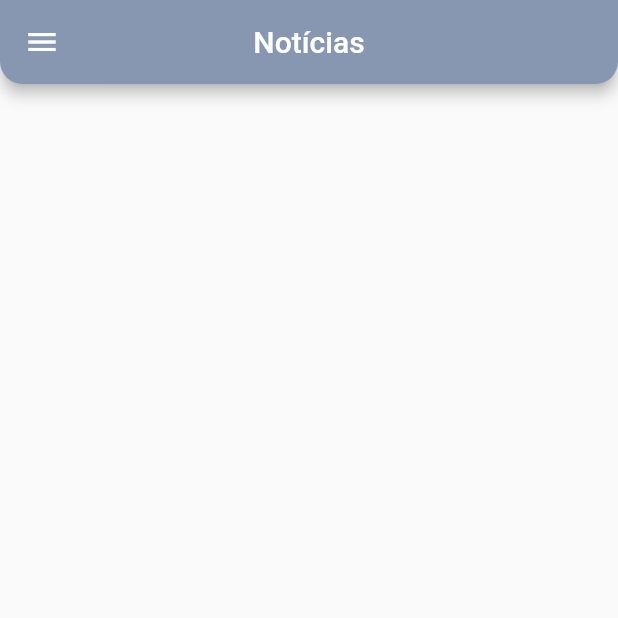
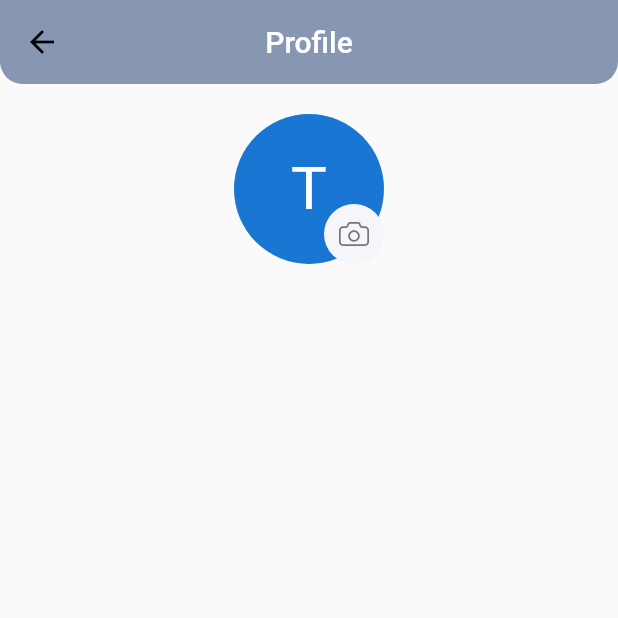
Before and after one commit to Tercilio/fake-news-flutter, a Flutter app: the MainPage screen opened by its route, in the side drawer, after a tap on "Profile", on a phone screen of 412 x 824 dp, the top half of it. Run offline on Flutter 3.47's test engine with Material 2 defaults, Android fonts, the phone set to English and light mode, and no system bars; our stand-ins replace dio, flutter_mobx, flutter_modular, flutter_svg, localization, mask_text_input_formatter and 1 more; missing offline and left inert: onboarding; generated files the repository leaves out were written again; network calls fail.

Commit message:
Inserindo imagem do usuario na tela de profile

```diff
--- a/lib/src/features/main/presentation/view/page/main_page.dart
+++ b/lib/src/features/main/presentation/view/page/main_page.dart
@@ -2,6 +2,7 @@ import 'package:basearch/src/features/auth/data/dto/user_output_dto.dart';
 import 'package:basearch/src/features/auth/domain/model/user_secure_storage.dart';
 import 'package:basearch/src/features/auth/presentation/view/page/login_page.dart';
 import 'package:basearch/src/features/main/presentation/view/page/news.dart';
+import 'package:basearch/src/features/main/presentation/view/page/user_profile.dart';
 import 'package:basearch/src/features/main/presentation/viewmodel/main_viewmodel.dart';
 import 'package:flutter/material.dart';
 import 'package:flutter_modular/flutter_modular.dart';
@@ -122,7 +123,12 @@ class _MainPageState extends ModularState<MainPage, MainViewModel> {
             title: const Text('Profile'),
             subtitle: const Text('my profile...'),
             trailing: const Icon(Icons.arrow_forward),
-            onTap: () => {Navigator.of(context).pop()},
+            onTap: () => {
+              Navigator.push(
+                context,
+                MaterialPageRoute(builder: (context) => UserProfilePage(_user)),
+              ),
+            },
           ),
           ListTile(
             leading: const Icon(Icons.star_rounded),
--- /dev/null
+++ b/lib/src/features/main/presentation/view/page/user_profile.dart
@@ -0,0 +1,84 @@
+import 'package:basearch/src/features/auth/data/dto/user_output_dto.dart';
+import 'package:flutter/material.dart';
+import 'package:flutter_svg/svg.dart';
+
+class UserProfilePage extends StatelessWidget {
+  final UserOutputDto _user;
+  const UserProfilePage(this._user, {Key? key}) : super(key: key);
+
+  Widget get _photo => CircleAvatar(
+        child: _user.photo.isEmpty
+            ? Text(
+                _user.fullname.isEmpty ? "T" : _user.fullname[0],
+                style: const TextStyle(fontSize: 40.0),
+              )
+            : ClipOval(
+                child: Image.network(
+                  _user.photo,
+                  fit: BoxFit.cover,
+                  width: 115,
+                  height: 115,
+                ),
+              ),
+      );
+
+  Widget get _cameraIcon => Positioned(
+        right: 0,
+        bottom: 0,
+        child: SizedBox(
+          height: 40,
+          width: 40,
+          child: TextButton(
+            onPressed: () => {},
+            style: ButtonStyle(
+              backgroundColor: MaterialStateProperty.resolveWith<Color>(
+                (_) {
+                  return const Color(0xFFF5F6F9);
+                },
+              ),
+              shape: MaterialStateProperty.resolveWith<OutlinedBorder>(
+                (_) {
+                  return RoundedRectangleBorder(
+                    borderRadius: BorderRadius.circular(50),
+                  );
+                },
+              ),
+            ),
+            child: SvgPicture.asset("lib/assets/images/camera_icon.svg"),
+            // child: const Icon(Icons.camera_alt),
+          ),
+        ),
+      );
+
+  Widget get _profilePhoto => SizedBox(
+        height: 100,
+        width: 100,
+        child: Stack(
+          // clipBehavior: Clip.none,
+          fit: StackFit.expand,
+          children: [_photo, _cameraIcon],
+        ),
+      );
+
+  @override
+  Widget build(BuildContext context) {
+    return Scaffold(
+      appBar: AppBar(
+        elevation: 0,
+        centerTitle: true,
+        title: const Text("Profile"),
+        backgroundColor: const Color.fromARGB(255, 135, 151, 178),
+        iconTheme: const IconThemeData(color: Colors.black),
+        shape: const RoundedRectangleBorder(
+          borderRadius: BorderRadius.vertical(bottom: Radius.circular(15)),
+        ),
+      ),
+      body: SingleChildScrollView(
+        padding: const EdgeInsets.symmetric(vertical: 20),
+        child: Center(
+          child: Column(children: [_profilePhoto, const SizedBox(height: 20)]),
+        ),
+      ),
+    );
+  }
+}
```
Also changed, not shown: lib/assets/images/camera_icon.svg (added).
